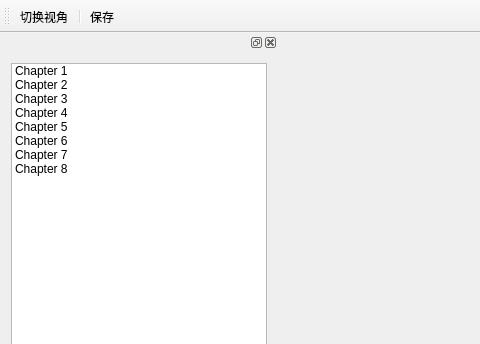
First picture: the form in DirectXWithQt/mainwindow.ui, repository lvke-neu/DXWithQT, before the edit; both pictures show x 0 to 480 and y 0 to 344 of the 1024 by 768 pixel window.
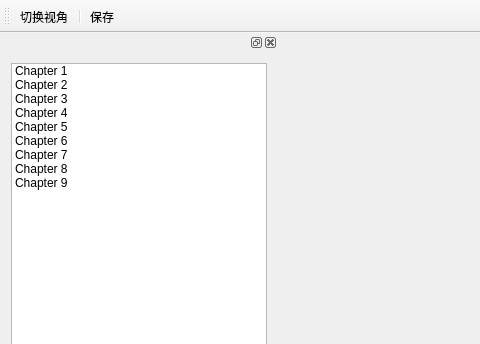
Second picture: the form after the edit.

```diff
--- a/DirectXWithQt/mainwindow.ui
+++ b/DirectXWithQt/mainwindow.ui
@@ -76,6 +76,11 @@
          <string>Chapter 8</string>
         </property>
        </item>
+       <item>
+        <property name="text">
+         <string>Chapter 9</string>
+        </property>
+       </item>
       </widget>
      </item>
     </layout>
```
